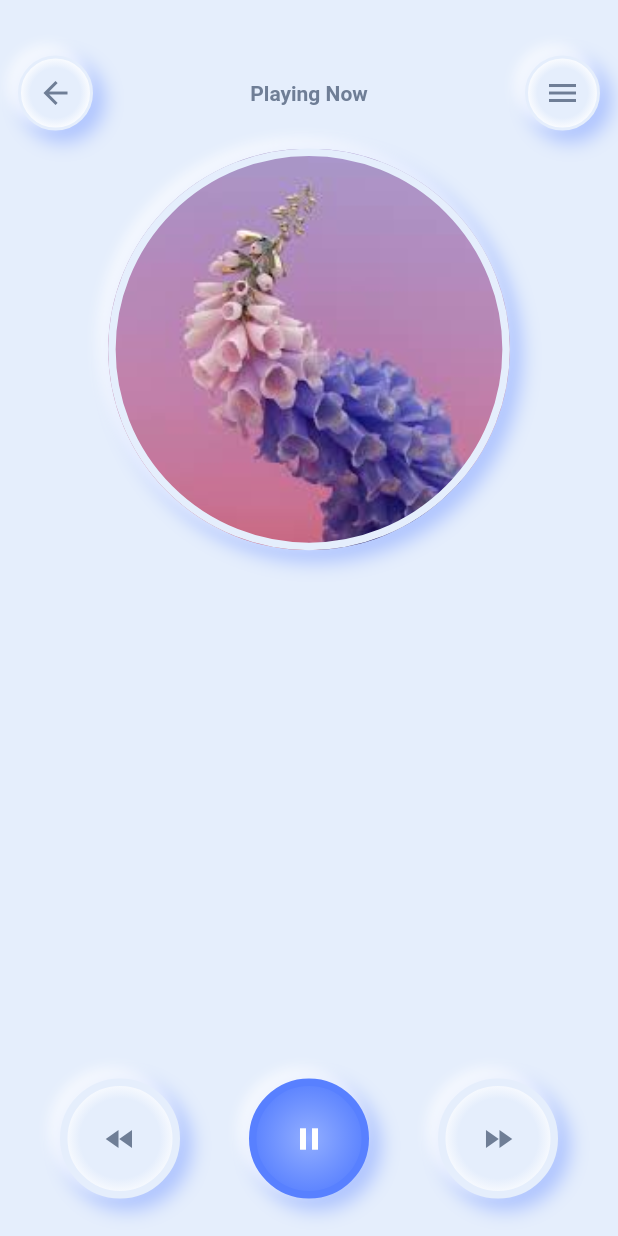
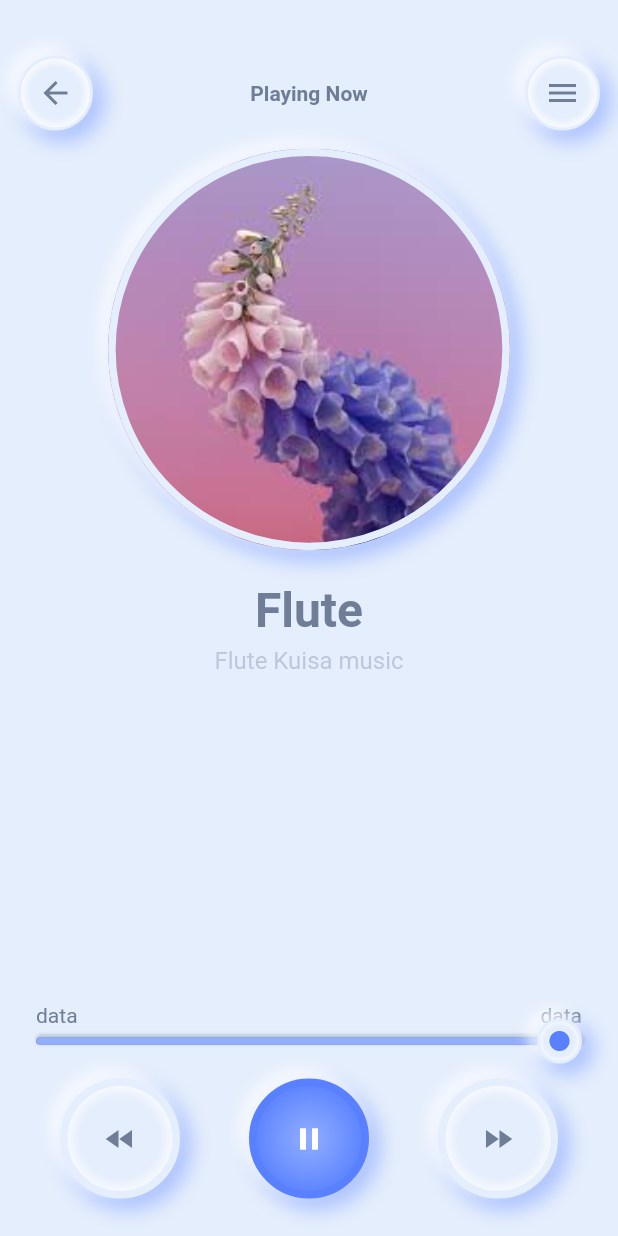
Before and after one commit to muhammadasif146/risemusicapp, a Flutter app: the MusicPlayer screen opened directly, on a phone screen of 412 x 824 dp. Run offline on Flutter 3.47's test engine with Material 2 defaults, Android fonts, the phone set to English and light mode, and no system bars; our stand-ins replace flutter_swiper.

Commit message:
changes in media player

```diff
--- a/lib/Screen/HomeScreen/homeScreen.dart
+++ b/lib/Screen/HomeScreen/homeScreen.dart
@@ -36,7 +36,7 @@ class HomeScreen extends StatelessWidget {
                               borderRadius:
                                   BorderRadius.all(Radius.circular(15)),
                               color: Colors.white),
-                          child: SwiperCards(),
+                          child: CustomSwiperCards(),
                         ),
                       ),
 
--- a/lib/Screen/Musicplayer/MusicPlayer.dart
+++ b/lib/Screen/Musicplayer/MusicPlayer.dart
@@ -1,4 +1,5 @@
 import 'package:flutter/material.dart';
+import 'package:risemusic/utils/CustomWidget/customprogressbar.dart';
 import 'package:risemusic/utils/CustomWidget/customwidgetbtn.dart';
 
 import 'package:risemusic/utils/coreofcolor/corecolors.dart';
@@ -57,9 +58,31 @@ class MusicPlayer extends StatelessWidget {
                  //     MaterialPageRoute(builder: (_)=>MusicPlayer()
                  //     ));
                },
+             ),
+             Text('Flute',
+             style: TextStyle(
+               color: AppColors.styleColor,
+               fontSize: 32,
+               fontWeight: FontWeight.bold,
+               height: 2
 
              ),
+             ),
+             Text('Flute Kuisa music',
+               style: TextStyle(
+                 color: AppColors.styleColor.withAlpha(90),
+                 fontSize: 16,
+               //  fontWeight: FontWeight.bold,
+
+               ),
+             ),
              Expanded(child: SizedBox()),
+             Padding(
+               padding: const EdgeInsets.symmetric(horizontal: 24),
+               child: CustomProgressbar(
+
+               ),
+             ),
              Padding(
                padding: const EdgeInsets.symmetric(horizontal: 40),
                child: Row(
--- a/lib/utils/CustomWidget/customprogressbar.dart
+++ b/lib/utils/CustomWidget/customprogressbar.dart
@@ -1,12 +1,131 @@
 import 'package:flutter/material.dart';
+import 'package:risemusic/utils/CustomWidget/customwidgetbtn.dart';
+import 'package:risemusic/utils/coreofcolor/corecolors.dart';
 class CustomProgressbar extends StatefulWidget {
+  // final double value;
+  // final String labelStart;
+  // final String labelEnd;
+  // CustomProgressbar(this.value, this.labelStart,this.labelEnd);
   @override
   _CustomProgressbarState createState() => _CustomProgressbarState();
 }
 
 class _CustomProgressbarState extends State<CustomProgressbar> {
+@override
+void initState() {
+
+    super.initState();
+  }
   @override
   Widget build(BuildContext context) {
-    return Container();
+    var width= MediaQuery.of(context).size.width;
+    return Container(
+      height: 50,
+      child: Stack(
+        children: [
+          Align(
+            alignment: Alignment.topCenter,
+            child: Row(
+              mainAxisAlignment: MainAxisAlignment.spaceBetween,
+              children: [
+                Text('data',style: TextStyle(
+                  color: AppColors.styleColor,
+                ),),
+                Text('data',style: TextStyle(
+                  color: AppColors.styleColor,
+                ),)
+              ],
+            ),
+          ),
+          _mainProgressBar(width),
+          _progressValue(width ),
+          _indicationButton(width),
+
+        ],
+      ),
+    );
   }
+  Widget _indicationButton(double width){
+    return Align(
+      alignment: Alignment.centerLeft,
+      child: Container(
+        height: 40,
+        width: width,
+        child: Row(
+          children: [
+            Expanded(
+              child: SizedBox(),
+            ),
+            CustomButtonWidget(
+              size: 30,
+              onTap: null,
+              child: Icon(
+                Icons.fiber_manual_record,
+                size: 20,
+                color: AppColors.darkBlue,
+              ),
+            )
+          ],
+        ),
+
+
+      ),
+    );
+  }
+  Widget _progressValue(double width){
+    return Align(
+      alignment: Alignment.centerLeft,
+      child: Container(
+        height: 5,
+        width: width,
+        decoration: BoxDecoration(
+            color: AppColors.lightBlue,
+            border: Border.all(
+                color: AppColors.styleColor.withAlpha(90),
+                width: .5
+            ),
+            borderRadius: BorderRadius.all(
+              Radius.circular(50),
+            ),
+            // boxShadow:[
+            //   BoxShadow(
+            //     color: AppColors.styleColor.withAlpha(90),
+            //     spreadRadius: 1,
+            //     blurRadius: 1,
+            //     offset: Offset(1,-1),
+            //   ),
+            // ]
+
+        ),
+      ),
+    );
+  }
+ Widget _mainProgressBar( double width){
+    return Align(
+      alignment: Alignment.centerLeft,
+      child: Container(
+        height: 5,
+        width: width,
+        decoration: BoxDecoration(
+            color: AppColors.mainColor,
+            border: Border.all(
+                color: AppColors.styleColor.withAlpha(90),
+                width: .5
+            ),
+            borderRadius: BorderRadius.all(
+              Radius.circular(50),
+            ),
+            boxShadow:[
+              BoxShadow(
+                color: AppColors.styleColor.withAlpha(90),
+                spreadRadius: 1,
+                blurRadius: 1,
+                offset: Offset(1,-1),
+              ),
+            ]
+
+        ),
+      ),
+    );
+ }
 }
--- a/lib/utils/swipcards.dart
+++ b/lib/utils/swipcards.dart
@@ -3,7 +3,7 @@ import 'package:flutter/material.dart';
 import 'package:flutter_swiper/flutter_swiper.dart';
 
 // ignore: must_be_immutable
-class SwiperCards extends StatelessWidget {
+class CustomSwiperCards extends StatelessWidget {
   //image list
 
   //tittle list
--- a/pubspec.yaml
+++ b/pubspec.yaml
@@ -25,11 +25,9 @@ dependencies:
     sdk: flutter
   flutter_swiper: ^1.1.6
   carousel_slider: ^2.2.1
-
   # The following adds the Cupertino Icons font to your application.
   # Use with the CupertinoIcons class for iOS style icons.
   cupertino_icons: ^0.1.3
-
 dev_dependencies:
   flutter_test:
     sdk: flutter
```
Also changed, not shown: pubspec.lock.
